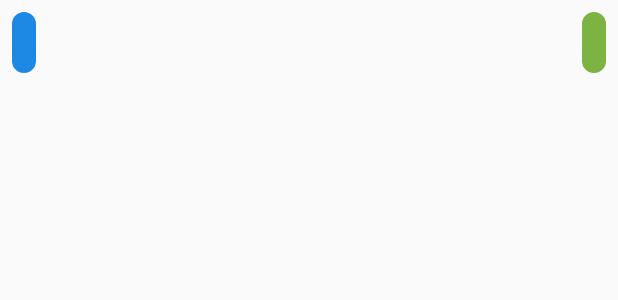
After one commit to wagnxx/easy-chat, an Android app: the layout chat_message_recyler_row.xml on its own in the app's theme, with its tools: preview values and no code run, on a phone screen of 412 x 824 dp. The commit adds this screen. Shown: the top 300 px of the screen. Run offline under Robolectric (Android 15) with nearby library versions, the phone set to English and light mode, and no system bars.

```diff
--- a/app/src/main/java/mob/godutch/easychat/model/ChatRoomModel.java
+++ b/app/src/main/java/mob/godutch/easychat/model/ChatRoomModel.java
@@ -9,6 +9,9 @@ public class ChatRoomModel {
     List<String> userIds;
     Timestamp lastMessageTimestamp;
     String lastMessageSenderId;
+
+    public ChatRoomModel() {
+    }
 
     public ChatRoomModel(String chatRoomId, List<String> userIds, Timestamp lastMessageTimestamp, String lastMessageSenderId) {
         this.chatRoomId = chatRoomId;
--- /dev/null
+++ b/app/src/main/res/layout/chat_message_recyler_row.xml
@@ -0,0 +1,46 @@
+<?xml version="1.0" encoding="utf-8"?>
+<RelativeLayout xmlns:android="http://schemas.android.com/apk/res/android"
+    android:layout_width="match_parent"
+    android:layout_height="wrap_content"
+    android:padding="8dp">
+
+    <LinearLayout
+        android:layout_width="wrap_content"
+        android:layout_height="wrap_content"
+        android:background="@drawable/edit_text_rounded_corner"
+        android:backgroundTint="@color/chat_color_sender"
+        android:padding="8dp"
+        android:layout_marginEnd="80dp"
+        android:id="@+id/left_chat_layout"
+        >
+        <TextView
+            android:layout_width="wrap_content"
+            android:layout_height="wrap_content"
+            android:text=""
+            android:textColor="@color/white"
+            android:textSize="18sp"
+            android:id="@+id/left_chat_textView"
+            />
+    </LinearLayout>
+
+    <LinearLayout
+        android:layout_width="wrap_content"
+        android:layout_height="wrap_content"
+        android:background="@drawable/edit_text_rounded_corner"
+        android:backgroundTint="@color/chat_color_receiver"
+        android:layout_alignParentEnd="true"
+        android:padding="8dp"
+        android:layout_marginStart="80dp"
+        android:id="@+id/right_chat_layout"
+        >
+        <TextView
+            android:layout_width="wrap_content"
+            android:layout_height="wrap_content"
+            android:text=""
+            android:textColor="@color/white"
+            android:textSize="18sp"
+            android:id="@+id/right_chat_textView"
+            />
+    </LinearLayout>
+
+</RelativeLayout>
--- a/app/src/main/res/values/colors.xml
+++ b/app/src/main/res/values/colors.xml
@@ -9,4 +9,7 @@
 
     <color name="off_white">#FAFAFA</color>
     <color name="light_gray">#C3C3C3</color>
+
+    <color name="chat_color_sender">#1E88E5</color>
+    <color name="chat_color_receiver">#7CB342</color>
 </resources>
```
Also changed, not shown: app/build.gradle (+4 -4 lines), app/src/main/java/mob/godutch/easychat/ChatActivity.java (+41 -5 lines), app/src/main/java/mob/godutch/easychat/SearchUserActivity.java (+1 -10 lines), app/src/main/java/mob/godutch/easychat/adpter/ChatRecyclerAdapter.java (added, +60 -0 lines), app/src/main/java/mob/godutch/easychat/model/UserModel.java (+4 -4 lines), gradle/libs.versions.toml (+7 -0 lines).
